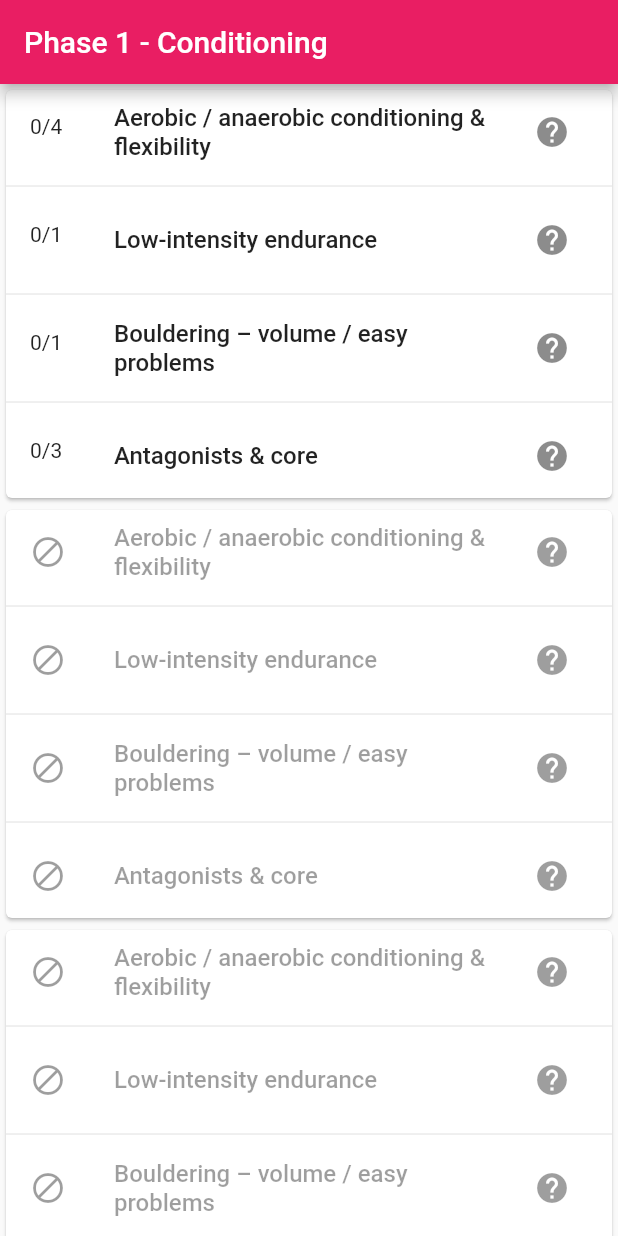
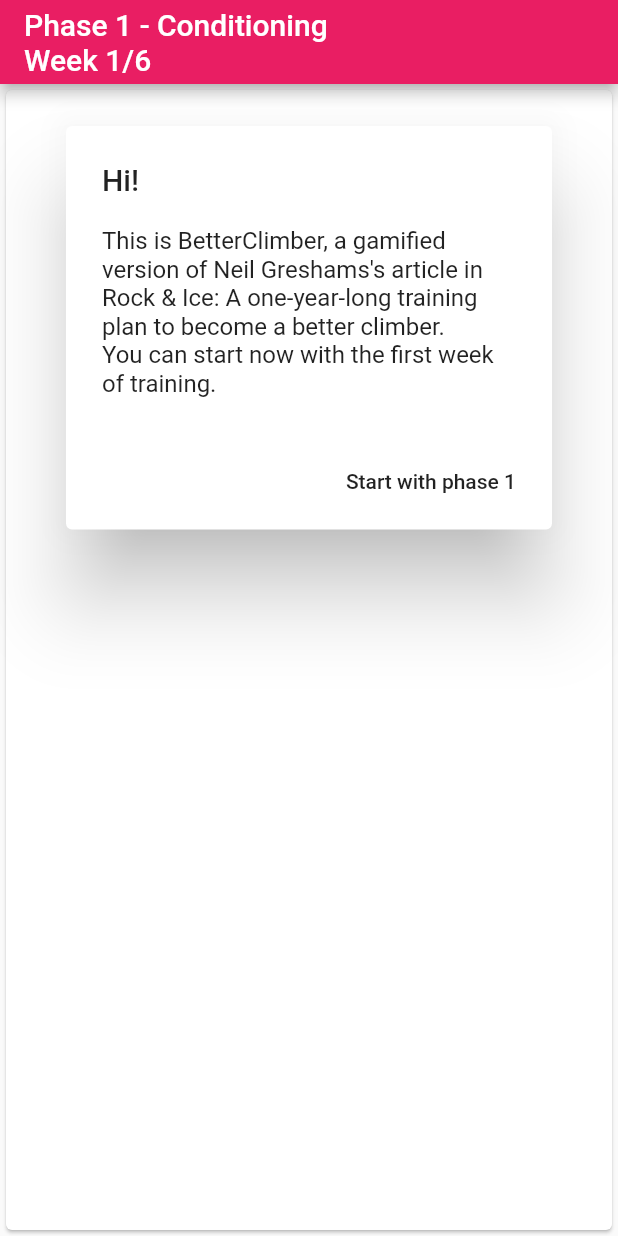
Before and after one commit to googl1/better_climber, a Flutter app: the screen it shows after launch, on a phone screen of 412 x 824 dp. Run offline on Flutter 3.47's test engine with Material 2 defaults, Android fonts, the phone set to English and light mode, and no system bars; our stand-ins replace shared_preferences; accounts and stored records are empty.

Commit message:
implemented week views pop/push

```diff
--- a/lib/exTile.dart
+++ b/lib/exTile.dart
@@ -1,6 +1,7 @@
 import 'package:flutter/material.dart';
 import './profile.dart';
 import './exercise.dart';
+import './phaseView.dart';
 
 class ExTile extends StatefulWidget {
   Exercise exercise;
@@ -8,19 +9,23 @@ class ExTile extends StatefulWidget {
   Profile profile;
   bool active;
   int week;
+  PhaseViewState parent;
 
   @override
   _ExTileState createState() =>
-      new _ExTileState(this.profile, this.exercise, this.context, this.active, this.week);
+      new _ExTileState(this.profile, this.exercise, this.context, this.active,
+          this.week, this.parent);
 
   @override
   ExTile(Profile profile, Exercise exercise,
-      BuildContext context, bool active, int week) {
+      BuildContext context, bool active, int week, PhaseViewState parent) {
     this.profile = profile;
     this.context = context;
     this.exercise = exercise;
     this.active = active;
     this.week = week;
+    this.parent = parent;
+    print("constructor for new ExTile, week=${week}");
   }
 }
 
@@ -30,24 +35,25 @@ class _ExTileState extends State<ExTile> {
   Exercise exercise;            // data on the exercise
   bool active;
   int week;
+  PhaseViewState parent;
 
   @override
-  _ExTileState(Profile profile, Exercise exercise, BuildContext context, bool active, int week) {
+  _ExTileState(Profile profile, Exercise exercise, BuildContext context,
+      bool active, int week, PhaseViewState parent) {
     this.profile = profile;
     this._context = context;
     this.exercise = exercise;
     this.active = active;
     this.week = week;
-
-    if (this.profile.exercise[exercise.number] >= exercise.total)
+    this.parent = parent;
+    print("constructor for new ExTileState, week=${week}");
+    if (this.profile.exercise[exercise.number] >= this.exercise.total)
       this.active = false;
   }
 
   void _handleTap() {
       setState(() {
-        profile.exDone(exercise.number);
-        if (this.profile.exercise[exercise.number] >= exercise.total)
-          profile.weekDone();
+        profile.exDone(exercise.number, parent);
       });
 
   }
@@ -72,8 +78,8 @@ class _ExTileState extends State<ExTile> {
       num_done = 0;
     Widget leading;
 
-    if (this.week != profile.week) {
-      leading = new Icon(Icons.block);
+    if (this.week < profile.week) {
+      leading = new Icon(Icons.check, color: Colors.green);
       this.active = false;
     }
     else if (this.profile.exercise[exercise.number] >= exercise.total) {
@@ -83,6 +89,8 @@ class _ExTileState extends State<ExTile> {
     else
       leading = new Text(this.profile.exercise[exercise.number].toString() + '/'
           + this.exercise.total.toString());
+
+    print("tile foee week ${this.week}");
 
     return new ListTile(
       title: new Text(this.exercise.name,
--- a/lib/main.dart
+++ b/lib/main.dart
@@ -1,6 +1,7 @@
 import 'package:flutter/material.dart';
 import './profile.dart';
-import './phases.dart';
+import './phaseView.dart';
+import './phase.dart';
 
 Profile profile;
 
@@ -10,7 +11,7 @@ void main() async{
 
   runApp(new MaterialApp(
     title: 'BetterClimber',
-    home: new Phases(profile),
+    home: new PhaseView(profile),
     theme: new ThemeData(
       primarySwatch: Colors.pink,
     ),
--- a/lib/phase.dart
+++ b/lib/phase.dart
@@ -5,9 +5,12 @@ class Phase {
   List<Week> weeks;
   int num_weeks;
   String title;
+  int num;
 
   @override
   Phase(int num) {
+    this.num = num;
+
     if (num == 1) {
       this.title = "Phase 1 - Conditioning";
 
@@ -40,5 +43,37 @@ class Phase {
 
       this.num_weeks = weeks.length;
     }
+    if (num > 1) {
+      this.title = "Phase 2 - Low-Intensity Endurance";
+
+      this.weeks = new List();
+
+      List<Exercise> week1and2_exercises = new List();
+      week1and2_exercises.add(new Exercise(4, "aerobic", 0));
+      week1and2_exercises.add(new Exercise(1, "endurance", 1));
+      week1and2_exercises.add(new Exercise(1, "volume", 2));
+      week1and2_exercises.add(new Exercise(3, "antagonists", 3));
+
+      List<Exercise> week3and4_exercises = new List();
+      week3and4_exercises.add(new Exercise(4, "aerobic", 0));
+      week3and4_exercises.add(new Exercise(2, "endurance", 1));
+      week3and4_exercises.add(new Exercise(1, "volume", 2));
+      week3and4_exercises.add(new Exercise(3, "antagonists", 3));
+
+      List<Exercise> week5and6_exercises = new List();
+      week5and6_exercises.add(new Exercise(3, "aerobic", 0));
+      week5and6_exercises.add(new Exercise(3, "endurance", 1));
+      week5and6_exercises.add(new Exercise(1, "volume", 2));
+      week5and6_exercises.add(new Exercise(3, "antagonists", 3));
+
+      weeks.add(new Week(week1and2_exercises));
+      weeks.add(new Week(week1and2_exercises));
+      weeks.add(new Week(week3and4_exercises));
+      weeks.add(new Week(week3and4_exercises));
+      weeks.add(new Week(week5and6_exercises));
+      weeks.add(new Week(week5and6_exercises));
+
+      this.num_weeks = weeks.length;
+    }
   }
 }
--- /dev/null
+++ b/lib/phaseView.dart
@@ -0,0 +1,108 @@
+import './exTile.dart';
+import 'package:flutter/material.dart';
+import './help.dart';
+import './profile.dart';
+import './phase.dart';
+
+class PhaseViewState extends State<PhaseView> {
+  Help help;
+  Profile profile;
+  List<Phase> phases;
+  Widget card;
+  int week;
+
+  @override
+  PhaseViewState(Profile profile) {
+    this.profile = profile;
+    help = new Help();
+    phases = new List();
+    phases.add(new Phase(profile.num_phase));
+    this.week = profile.week;
+  }
+
+  void change() {
+    setState(() {
+      Navigator.push(
+        context,
+        new MaterialPageRoute(builder: (context) => new PhaseView(this.profile)),
+      );
+    });
+  }
+
+  Card buildWeek() {
+    List<Widget> children = new List();
+    if (profile.isFirstTime) {
+      children = [new AlertDialog(
+        title: new Text('Hi!'),
+        content: new SingleChildScrollView(
+          child: new ListBody(
+            children: <Widget>[
+              new Text(
+                  "This is BetterClimber, a gamified version of Neil Greshams\'s article in Rock & Ice: A one-year-long training plan to become a better climber."),
+              new Text(
+                  """You can start now with the first week of training."""),
+            ],
+          ),
+        ),
+        actions: <Widget>[
+          new FlatButton(
+            child: new Text('Start with phase 1'),
+            onPressed: () {
+              profile.isFirstTime = false;
+              setState(() {
+                Navigator.pop;
+              });
+            },
+          ),
+        ],
+      )];
+    }
+    else {
+      for (int i = 0; i < profile.phase.weeks[profile.week - 1].num_ex; i++) {
+        children.add(new ExTile(profile,
+            phases[this.profile.num_phase - 1].weeks[profile.week - 1]
+                .exercises[i],
+            context, true, profile.week, this));
+        children.add(new Divider());
+      }
+
+      if (this.week < profile.week)
+        children.add(new FlatButton(
+          child: new Text('Continue with next week.'),
+          onPressed: () {
+            this.change();
+          },
+        ));
+    }
+
+    return new Card(
+      child: new Column(
+        children: children
+      ),
+    );
+  }
+
+  @override
+  Widget build(BuildContext context) {
+    return new Scaffold(
+        appBar: new AppBar(
+          title: new Text("${phases[profile.num_phase - 1].title}\nWeek ${profile.week}/${profile.phase.num_weeks}"),
+        ),
+        body: new Container(
+          child:  this.buildWeek()
+        )
+    );
+  }
+}
+
+class PhaseView extends StatefulWidget {
+  Profile profile;
+
+  @override
+  PhaseView(Profile profile) {
+    this.profile = profile;
+  }
+
+  @override
+  PhaseViewState createState() => new PhaseViewState(profile);
+}
--- a/lib/phases.dart
+++ /dev/null
@@ -1,159 +0,0 @@
-import './exTile.dart';
-import 'package:flutter/material.dart';
-import './help.dart';
-import './profile.dart';
-import './phase.dart';
-
-class _PhaseState extends State<Phases> {
-  Help help;
-  Profile profile;
-  List<Phase> phases;
-
-  @override
-  _PhaseState(Profile profile) {
-    this.profile = profile;
-    help = new Help();
-    phases = new List();
-    phases.add(new Phase(profile.phase));
-  }
-
-  firstStart(BuildContext context) {
-    showDialog(
-        context: this.context,
-        child: new AlertDialog(
-          title: new Text('Hi!'),
-          content: new SingleChildScrollView(
-            child: new ListBody(
-              children: <Widget>[
-                new Text("""This is BetterClimber, a gamified version of
-Neil Greshams\'s article in Rock & Ice:
-A one-year-long training plan to become a better climber."""),
-                new Text(
-                    """You can start now with the first week of training."""),
-              ],
-            ),
-          ),
-          actions: <Widget>[
-            new FlatButton(
-              child: new Text('Start with phase 1'),
-              onPressed: () {
-                Navigator.push(
-                  context,
-                  new MaterialPageRoute(
-                      builder: (context) => new Phases(profile)),
-                );
-              },
-            ),
-          ],
-        ));
-  }
-
-  Widget build(BuildContext context) {
-    return new Scaffold(
-      appBar: new AppBar(
-        title: new Text(phases[0].title),
-      ),
-      body: new Builder(
-          // Create an inner BuildContext so that the onPressed methods
-          // can refer to the Scaffold with Scaffold.of().
-          builder: (BuildContext context) {
-            return new ListView.builder(
-                itemBuilder: (BuildContext context, int index) {
-                  if (profile.isFirstTime) {
-                    index--;
-                    if (index == -1) {
-                      return new AlertDialog(
-                        title: new Text('Hi!'),
-                        content: new SingleChildScrollView(
-                          child: new ListBody(
-                            children: <Widget>[
-                              new Text(
-                                  "This is BetterClimber, a gamified version of Neil Greshams\'s article in Rock & Ice: A one-year-long training plan to become a better climber."),
-                              new Text(
-                                  """You can start now with the first week of training."""),
-                            ],
-                          ),
-                        ),
-                        actions: <Widget>[
-                          new FlatButton(
-                            child: new Text('Start with phase 1'),
-                            onPressed: () {
-                              Navigator.push(
-                                context,
-                                new MaterialPageRoute(
-                                    builder: (context) => new Phases(profile)),
-                              );
-                            },
-                          ),
-                        ],
-                      );
-                    }
-                  }
-
-                  if (index < this.phases[0].num_weeks) {
-                    bool active = false;
-                    if (profile.week == index + 1) {
-                      active = true;
-                      print(index);
-                    }
-                    return new SizedBox(
-                      child: new Card(
-                        child: new Column(
-                          children: [
-                            new ExTile(profile, phases[0].weeks[index + profile.week - 1].exercises[0],
-                                context, active, index+1),
-                            new Divider(),
-                            new ExTile(profile, phases[0].weeks[index + profile.week - 1].exercises[1],
-                                context, active, index+1),
-                            new Divider(),
-                            new ExTile(profile, phases[0].weeks[index + profile.week - 1].exercises[2],
-                                context, active, index+1),
-                            new Divider(),
-                            new ExTile(profile, phases[0].weeks[index + profile.week - 1].exercises[3],
-                                context, active, index+1),
-                          ],
-                        ),
-                      ),
-                    );
-                  }
-                }
-            );
-          }
-      ),
-    );
-  }
-}
-
-            /*
-            new SizedBox(
-              child: new Card(
-                child: new Column(
-                  children: [
-                    new ExTile(profile, phases[0].weeks[1].exercises[0],
-                        context, false),
-                    new Divider(),
-                    new ExTile(profile, phases[0].weeks[1].exercises[1],
-                        context, false),
-                    new Divider(),
-                    new ExTile(profile, phases[0].weeks[1].exercises[2],
-                        context, false),
-                    new Divider(),
-                    new ExTile(profile, phases[0].weeks[1].exercises[3],
-                        context, false),
-                  ],
-                ),
-              ),
-            ),*/
-
-
-class Phases extends StatefulWidget {
-  Profile profile;
-
-  @override
-  Phases(Profile profile) {
-    this.profile = profile;
-  }
-
-  @override
-  _PhaseState createState() => new _PhaseState(profile);
-}
--- a/lib/profile.dart
+++ b/lib/profile.dart
@@ -1,17 +1,28 @@
 import 'package:shared_preferences/shared_preferences.dart';
+import './phase.dart';
+import 'package:collection/collection.dart';
+import './phaseView.dart';
 import 'dart:async';
 import 'package:flutter/material.dart';
 
 class Profile {
-  int phase;
+  Phase phase;
+  int num_phase;
   int week;
   var exercise;
   bool isFirstTime;
   int exLen;
+  SharedPreferences prefs;
+  Function _equal;
+
+  @override
+  Profile() {
+    _equal = const ListEquality().equals;
+  }
 
   loadProfile() async
   {
-    SharedPreferences prefs = await SharedPreferences.getInstance();
+    prefs = await SharedPreferences.getInstance();
 
     this.exercise = [0,0,0,0];
 
@@ -21,13 +32,13 @@ class Profile {
     if (isFirstTime == null)
       isFirstTime = true;
     if (isFirstTime) {
-      this.phase = 1;
+      this.num_phase = 1;
       this.week = 1;
       this.exLen = 4;
       this.exercise = [0,0,0,0];
-      this.isFirstTime = false;
+      //this.isFirstTime = false;
       prefs.setBool('isFirstTime', false);
-      prefs.setInt('phase', this.phase);
+      prefs.setInt('phase', this.num_phase);
       prefs.setInt('week', this.week);
       prefs.setInt('exLen', exLen);
       for (var i = 0; i < this.exLen; i++) {
@@ -35,7 +46,7 @@ class Profile {
       }
     }
     else {
-        this.phase = await prefs.getInt('phase');
+        this.num_phase = await prefs.getInt('phase');
         this.week = await prefs.getInt('week');
         this.exLen = await prefs.getInt('exLen');
 
@@ -43,26 +54,46 @@ class Profile {
           this.exercise[i] = await prefs.get('ex${i}');
         }
     }
+    this.phase = new Phase(num_phase);
   }
 
-  exDone(int which) async {
-    SharedPreferences prefs = await SharedPreferences.getInstance();
-      this.exercise[which] = prefs.getInt('ex${which}') + 1;
+  exDone(int which, PhaseViewState phaseState) async {
+    this.exercise[which]++;
+    prefs.setInt('ex${which}', this.exercise[which]);
 
-    prefs.setInt('ex${which}', this.exercise[which]);
+    if (_equal(this.exercise, phase.weeks[this.week - 1].todo)) {
+      await this.weekDone();
+      phaseState.change();
+    }
   }
 
   weekDone() async {
-    SharedPreferences prefs = await SharedPreferences.getInstance();
-    this.week = prefs.getInt('week') + 1;
+    this.week++;
+
+    print("week:${week} of ${phase.num_weeks}");
+    if (this.week > phase.num_weeks) {
+      await this.phaseDone();
+      this.week = 1;
+
+    }
 
     prefs.setInt('week', this.week);
+
+    this.exLen = this.phase.weeks[this.week - 1].num_ex;
+    this.exercise = new List(this.exLen);
+    for (var i = 0; i < this.exLen; i++) {
+      this.exercise[i] = 0;
+    }
+    prefs.setInt('exLen', exLen);
+    for (var i = 0; i < this.exLen; i++) {
+      await prefs.setInt('ex${i}', exercise[i]);
+    }
   }
 
   phaseDone() async {
-    SharedPreferences prefs = await SharedPreferences.getInstance();
-    this.phase = prefs.getInt('phase') + 1;
-
-    prefs.setInt('phase', this.phase);
+    print("phaseDone");
+    this.num_phase++;
+    prefs.setInt('phase', this.num_phase);
+    this.phase = new Phase(num_phase);
   }
 }
--- a/lib/week.dart
+++ b/lib/week.dart
@@ -3,10 +3,16 @@ import './exercise.dart';
 class Week {
   int num_ex;
   List<Exercise> exercises;
+  var todo;
 
   @override
   Week (List<Exercise> ex) {
     this.num_ex = ex.length;
     this.exercises = ex;
+    this.todo = new List(exercises.length);
+
+    for (var i = 0; i < exercises.length; i++) {
+      todo[i] = exercises[i].total;
+    }
   }
 }
```
